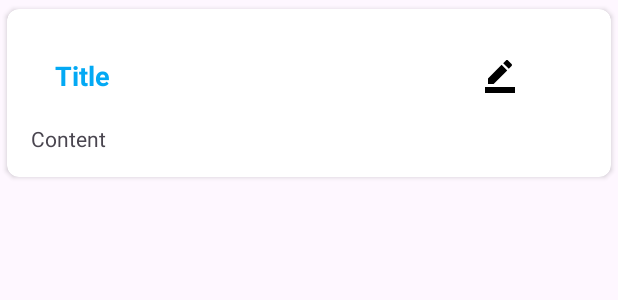
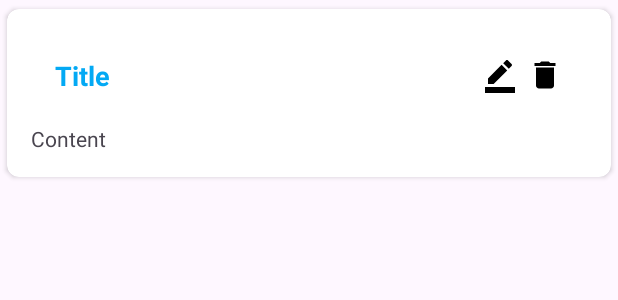
Before and after one commit to AselaWanigabadu/MAD.app, an Android app: the layout note_item.xml on its own in the app's theme, with its tools: preview values and no code run, on a phone screen of 412 x 824 dp. Shown: the top 300 px of the screen. Run offline under Robolectric (Android 15) with nearby library versions, the phone set to English and light mode, and no system bars.

Commit message:
Delete And Search function increment

```diff
--- /dev/null
+++ b/app/src/main/res/drawable/baseline_delete_24.xml
@@ -0,0 +1,5 @@
+<vector android:height="24dp" android:tint="#000000"
+    android:viewportHeight="24" android:viewportWidth="24"
+    android:width="24dp" xmlns:android="http://schemas.android.com/apk/res/android">
+    <path android:fillColor="@android:color/white" android:pathData="M6,19c0,1.1 0.9,2 2,2h8c1.1,0 2,-0.9 2,-2V7H6v12zM19,4h-3.5l-1,-1h-5l-1,1H5v2h14V4z"/>
+</vector>
--- a/app/src/main/res/layout/note_item.xml
+++ b/app/src/main/res/layout/note_item.xml
@@ -32,6 +32,14 @@
                  android:layout_alignParentEnd="true"
                  android:layout_marginEnd="30dp"
                  android:src="@drawable/baseline_border_color_24"/>
+
+             <ImageView
+                 android:id="@+id/deleteButton"
+                 android:layout_width="24dp"
+                 android:layout_height="24dp"
+                 android:layout_alignParentEnd="true"
+                 android:layout_marginEnd="0dp"
+                 android:src="@drawable/baseline_delete_24"/>
          </RelativeLayout>
     <TextView
         android:id="@+id/contentTextView"
```
Also changed, not shown: app/src/main/java/com/example/madapp2/MainActivity.kt (+17 -0 lines), app/src/main/java/com/example/madapp2/NoteDataBaseHelper.kt (+8 -0 lines), app/src/main/java/com/example/madapp2/NotesAdapter.kt (+10 -0 lines), app/src/main/res/layout/activity_main.xml (+15 -0 lines).
